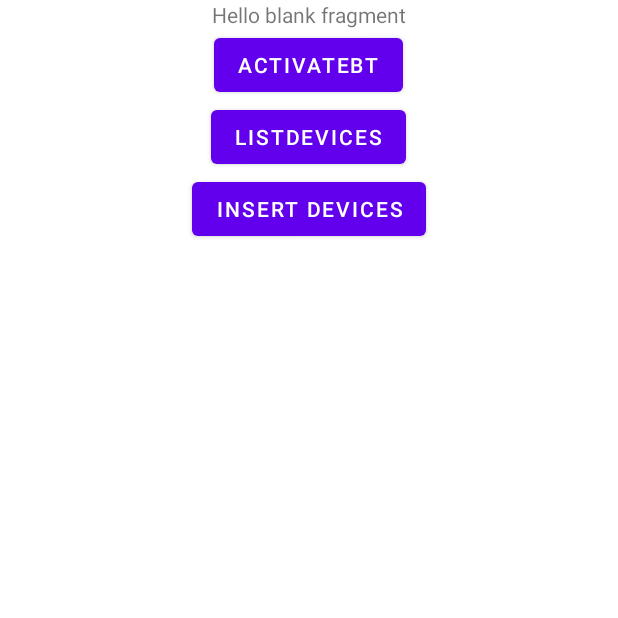
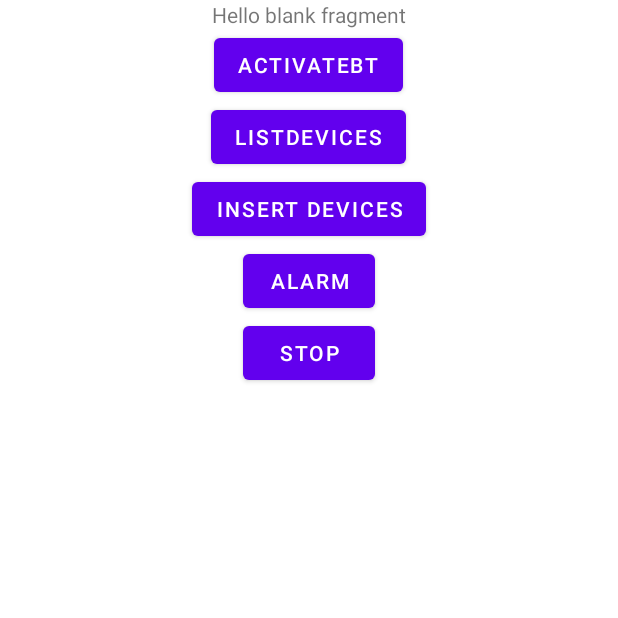
Before and after one commit to Blaios/JamelgosCentrales, an Android app: the screen it shows after launch (MainActivity), on a phone screen of 412 x 824 dp, the top half of it. Run offline under Robolectric (Android 15) with nearby library versions, the phone set to English and light mode, and no system bars; libraries missing offline, so code that uses them is left out: com.polidea.rxandroidble2.

Commit message:
intento de service xD

```diff
--- a/app/src/main/AndroidManifest.xml
+++ b/app/src/main/AndroidManifest.xml
@@ -24,7 +24,10 @@
                 <category android:name="android.intent.category.LAUNCHER" />
             </intent-filter>
         </activity>
+
         <activity android:name=".bluetooth.BTInit" />
+        <service android:name=".SyncList" />
+        <receiver android:name=".AlarmSync"/>
     </application>
 
 </manifest>
--- a/app/src/main/java/dummy/tracker/MainActivity.java
+++ b/app/src/main/java/dummy/tracker/MainActivity.java
@@ -6,6 +6,7 @@ import android.os.Bundle;
 
 import androidx.appcompat.app.AppCompatActivity;
 
+import android.view.View;
 import android.widget.Button;
 
 import com.polidea.rxandroidble2.RxBleDevice;
@@ -21,10 +22,14 @@ import dummy.tracker.bluetooth.BTInit;
 
 public class MainActivity extends AppCompatActivity {
 
+    private Intent backgroundService;
+
     @Override
     protected void onCreate(Bundle savedInstanceState) {
         super.onCreate(savedInstanceState);
         setContentView(R.layout.fragment_main_page);
+
+        backgroundService = new Intent(this, SyncList.class);
 
         Button activateBT = findViewById(R.id.activateBT);
         activateBT.setOnClickListener(v -> {
@@ -50,5 +55,20 @@ public class MainActivity extends AppCompatActivity {
                 localDB.insert(db, d.getMacAddress(), new SimpleDateFormat("yyyy/MM/dd").format(newDate));
             }
         });
+
+        Button alarm = findViewById(R.id.alarm);
+        alarm.setOnClickListener(v -> {
+            startService(backgroundService);
+        }
+        );
+
+        Button stop = findViewById(R.id.stop);
+        stop.setOnClickListener(v -> stopService(backgroundService));
+    }
+
+    @Override
+    protected void onDestroy() {
+        stopService(backgroundService);
+        super.onDestroy();
     }
 }
--- a/app/src/main/res/layout/fragment_main_page.xml
+++ b/app/src/main/res/layout/fragment_main_page.xml
@@ -34,6 +34,18 @@
             android:layout_width="wrap_content"
             android:layout_height="wrap_content"
             android:text="insert devices" />
+
+        <Button
+            android:id="@+id/alarm"
+            android:layout_width="wrap_content"
+            android:layout_height="wrap_content"
+            android:text="alarm" />
+
+        <Button
+            android:id="@+id/stop"
+            android:layout_width="wrap_content"
+            android:layout_height="wrap_content"
+            android:text="stop" />
     </LinearLayout>
 
 </FrameLayout>
```
Also changed, not shown: app/src/main/java/dummy/tracker/AlarmSync.java (added, +12 -0 lines), app/src/main/java/dummy/tracker/SyncList.java (added, +45 -0 lines).
